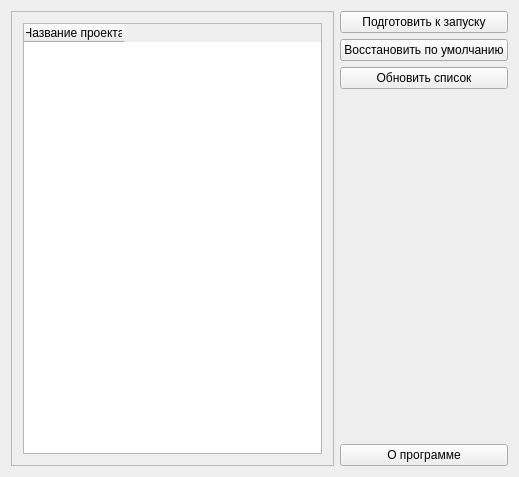
The window that mainwidget.ui (SUAICGLab/PlatMotionManager) describes before a commit, drawn with Qt 5.
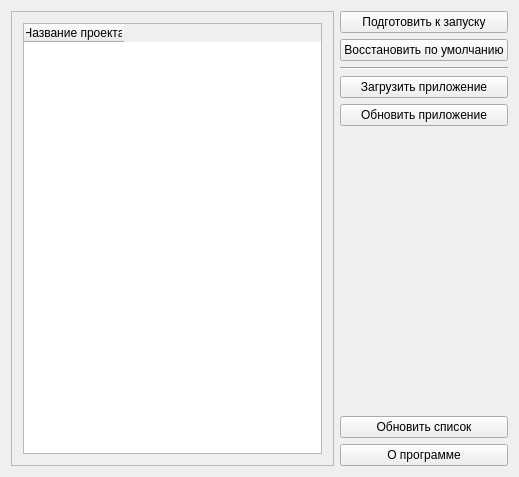
The same window after the commit.

Commit message: added ability to load and update games

What changed in the file:
```diff
--- a/mainwidget.ui
+++ b/mainwidget.ui
@@ -59,9 +59,23 @@
       </widget>
      </item>
      <item>
-      <widget class="QPushButton" name="refreshProjectsPB">
+      <widget class="Line" name="line">
+       <property name="orientation">
+        <enum>Qt::Horizontal</enum>
+       </property>
+      </widget>
+     </item>
+     <item>
+      <widget class="QPushButton" name="loadPB">
        <property name="text">
-        <string>Обновить список</string>
+        <string>Загрузить приложение</string>
+       </property>
+      </widget>
+     </item>
+     <item>
+      <widget class="QPushButton" name="reloadPB">
+       <property name="text">
+        <string>Обновить приложение</string>
        </property>
       </widget>
      </item>
@@ -78,6 +92,13 @@
        </property>
       </spacer>
      </item>
+     <item>
+      <widget class="QPushButton" name="refreshProjectsPB">
+       <property name="text">
+        <string>Обновить список</string>
+       </property>
+      </widget>
+     </item>
      <item>
       <widget class="QPushButton" name="aboutPB">
        <property name="text">
```
The commit also changes 4 other files.
